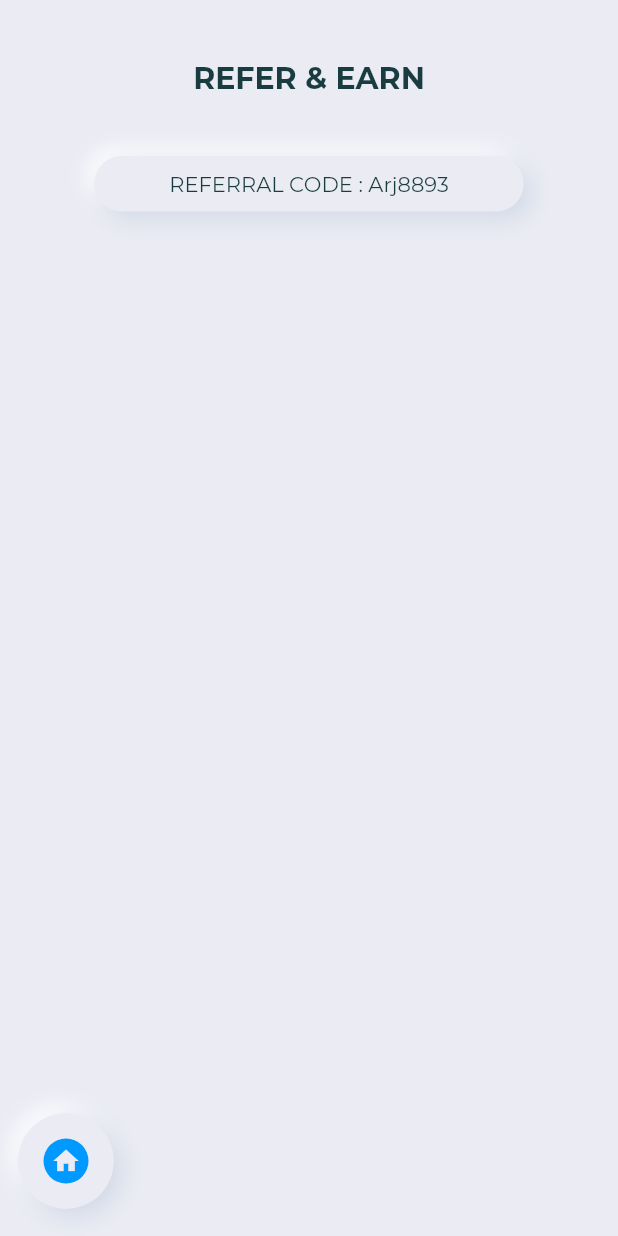
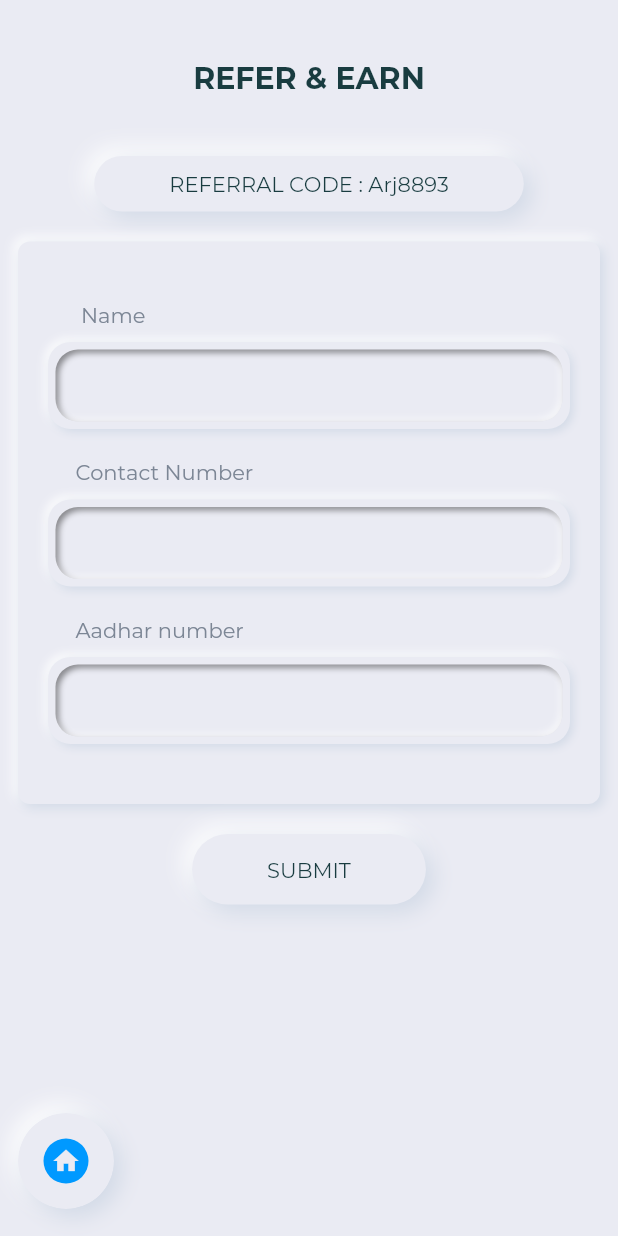
Before and after one commit to farookeei/Neumorphic-App-Design, a Flutter app: the ReferAndEarn screen opened directly, on a phone screen of 412 x 824 dp. Run offline on Flutter 3.47's test engine with Material 2 defaults, Android fonts, the phone set to English and light mode, and no system bars; drawn by our look-alikes of flutter_neumorphic; our stand-ins replace dio, get_it, hive, pin_code_fields; accounts and stored records are empty; generated files the repository leaves out were written again; project files that could hold a hidden picture were left out.

Commit message:
referEarn ui

```diff
--- a/lib/routes/routes.dart
+++ b/lib/routes/routes.dart
@@ -8,6 +8,7 @@ Map<String, WidgetBuilder> routes() {
     DashboardScreen.routeName: (ctx) => DashboardScreen(),
     ServiceRequestScreen.routeName: (ctx) => ServiceRequestScreen(),
     SettingsScreen.routeName: (ctx) => SettingsScreen(),
-    AccountOverview.routeName: (ctx) => AccountOverview()
+    AccountOverview.routeName: (ctx) => AccountOverview(),
+    ReferAndEarn.routeName: (ctx) => ReferAndEarn(),
   };
 }
--- a/lib/screens/referEarn/referScreen.dart
+++ b/lib/screens/referEarn/referScreen.dart
@@ -1,9 +1,15 @@
 import 'package:flutter/material.dart';
+import 'package:flutter_neumorphic/flutter_neumorphic.dart';
 import 'package:todo_employee/widgets/customBottomNavbar.dart';
 import 'package:todo_employee/widgets/custom_btn.dart';
 import 'package:todo_employee/widgets/custom_round_btn.dart';
+import 'package:todo_employee/widgets/custom_textformfeild.dart';
+import 'package:todo_employee/widgets/outerContainerstyle.dart';
+import 'package:todo_employee/widgets/outer_style.dart';
 
 class ReferAndEarn extends StatelessWidget {
+  static const routeName = "/referEarn";
+
   const ReferAndEarn({Key key}) : super(key: key);
 
   @override
@@ -28,6 +34,67 @@ class ReferAndEarn extends StatelessWidget {
             CustomButton(
               text: "REFERRAL CODE : Arj8893",
               onPressed: () {},
+            ),
+            const SizedBox(height: 20),
+            Neumorphic(
+              style: outerStyle(context),
+              child: Container(
+                padding:
+                    const EdgeInsets.symmetric(horizontal: 20, vertical: 40),
+                child: Form(
+                    child: Column(
+                  crossAxisAlignment: CrossAxisAlignment.start,
+                  children: [
+                    Text(
+                      "\t\t\t\t\t\tName",
+                      style: Theme.of(context).primaryTextTheme.bodyText1,
+                    ),
+                    const SizedBox(height: 10),
+                    CustomTextFormFeild(
+                      // validators: _validators.nameValidator,
+                      textAlign: TextAlign.left,
+                      textStyle: Theme.of(context)
+                          .primaryTextTheme
+                          .bodyText2
+                          .merge(TextStyle(fontWeight: FontWeight.w500)),
+                    ),
+                    const SizedBox(height: 20),
+                    Text(
+                      "\t\t\t\t\t\Contact Number",
+                      style: Theme.of(context).primaryTextTheme.bodyText1,
+                    ),
+                    const SizedBox(height: 10),
+                    CustomTextFormFeild(
+                      // validators: _validators.nameValidator,
+                      textAlign: TextAlign.left,
+                      textStyle: Theme.of(context)
+                          .primaryTextTheme
+                          .bodyText2
+                          .merge(TextStyle(fontWeight: FontWeight.w500)),
+                    ),
+                    const SizedBox(height: 20),
+                    Text(
+                      "\t\t\t\t\t\Aadhar number",
+                      style: Theme.of(context).primaryTextTheme.bodyText1,
+                    ),
+                    const SizedBox(height: 10),
+                    CustomTextFormFeild(
+                      // validators: _validators.nameValidator,
+                      textAlign: TextAlign.left,
+                      textStyle: Theme.of(context)
+                          .primaryTextTheme
+                          .bodyText2
+                          .merge(TextStyle(fontWeight: FontWeight.w500)),
+                    ),
+                  ],
+                )),
+              ),
+            ),
+            const SizedBox(height: 20),
+            CustomButton(
+              verticalPadding: 15,
+              text: "SUBMIT",
+              onPressed: () {},
             )
           ],
         ),
--- a/lib/screens/service_request/serviceRequestScreen.dart
+++ b/lib/screens/service_request/serviceRequestScreen.dart
@@ -1,6 +1,7 @@
 import 'package:flutter/material.dart';
 import 'package:flutter_neumorphic/flutter_neumorphic.dart';
 import 'package:todo_employee/core/themes/themes.dart';
+import 'package:todo_employee/screens/allscreen.dart';
 import 'package:todo_employee/widgets/customBottomNavbar.dart';
 import 'package:todo_employee/widgets/custom_btn.dart';
 import 'package:todo_employee/widgets/outer_style.dart';
@@ -15,7 +16,9 @@ class ServiceRequestScreen extends StatelessWidget {
         child: CustomButton(
           verticalPadding: 15,
           text: "REQUEST",
-          onPressed: () {},
+          onPressed: () {
+            Navigator.pushNamed(context, ReferAndEarn.routeName);
+          },
           textStyle: TextStyle(color: lightblue, fontWeight: FontWeight.bold),
         ),
       ),
--- a/lib/widgets/custom_textformfeild.dart
+++ b/lib/widgets/custom_textformfeild.dart
@@ -1,6 +1,8 @@
 import 'package:flutter/material.dart';
 import 'package:flutter/services.dart';
 import 'package:flutter_neumorphic/flutter_neumorphic.dart';
+import 'package:todo_employee/widgets/inner_style.dart';
+import 'package:todo_employee/widgets/outerContainerstyle.dart';
 
 import 'neumorphicStyle.dart';
 
@@ -40,9 +42,11 @@ class CustomTextFormFeild extends StatelessWidget {
     return Container(
       width: width,
       child: Neumorphic(
-        margin: EdgeInsets.all(10),
+        style: outerContainerStyle(context, bouderRadius: 15),
+        child: Neumorphic(
+          margin: EdgeInsets.all(5),
           padding: EdgeInsets.symmetric(horizontal: 5),
-        style: neumorphicInStyle(context),
+          style: innerStyle(context, borderRadius: 15),
           child: TextFormField(
             focusNode: focusNode,
             autofillHints: autoFillHints,
@@ -62,6 +66,7 @@ class CustomTextFormFeild extends StatelessWidget {
             onEditingComplete: onEditingComplete,
           ),
         ),
+      ),
     );
   }
 }
```
Also changed, not shown: 1 other file. Lines whose indentation alone changed are shown as unchanged.
